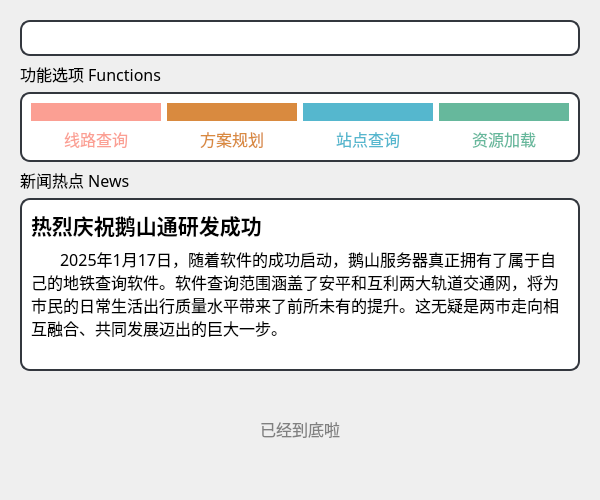
First picture: the form in window/ui/main.ui, repository EveningCity/EST-Software_For_Subway, before the edit.
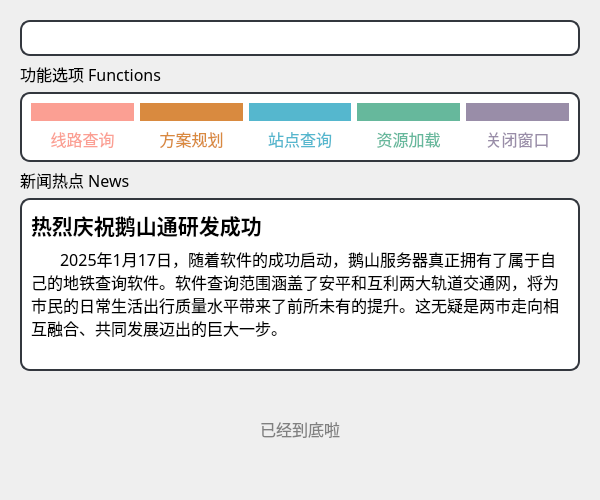
Second picture: the form after the edit. Icons and pictures are not drawn.

```diff
--- a/window/ui/main.ui
+++ b/window/ui/main.ui
@@ -473,6 +473,69 @@
             </item>
            </layout>
           </item>
+          <item>
+           <layout class="QVBoxLayout" name="verticalLayout_8">
+            <item>
+             <widget class="QPushButton" name="clear">
+              <property name="sizePolicy">
+               <sizepolicy hsizetype="Expanding" vsizetype="Expanding">
+                <horstretch>0</horstretch>
+                <verstretch>0</verstretch>
+               </sizepolicy>
+              </property>
+              <property name="styleSheet">
+               <string notr="true">QPushButton {
+	border-radius: 10px;
+	border: 2px solid rgb(153,141,168);
+    background-color: rgb(153,141,168);     
+}
+QPushButton:hover {
+    background-color: rgb(143,131,158);
+}
+QPushButton:pressed {
+	border: 2px solid rgb(143,131,158);
+    background-color: rgb(143,131,158);
+}</string>
+              </property>
+              <property name="text">
+               <string/>
+              </property>
+              <property name="icon">
+               <iconset>
+                <normaloff>clear.png</normaloff>clear.png</iconset>
+              </property>
+              <property name="iconSize">
+               <size>
+                <width>40</width>
+                <height>40</height>
+               </size>
+              </property>
+             </widget>
+            </item>
+            <item>
+             <widget class="QLabel" name="label_11">
+              <property name="font">
+               <font>
+                <family>微软雅黑</family>
+                <pointsize>12</pointsize>
+               </font>
+              </property>
+              <property name="styleSheet">
+               <string notr="true">color: rgb(153,141,168);</string>
+              </property>
+              <property name="text">
+               <string>关闭窗口</string>
+              </property>
+              <property name="textFormat">
+               <enum>Qt::AutoText</enum>
+              </property>
+              <property name="alignment">
+               <set>Qt::AlignCenter</set>
+              </property>
+             </widget>
+            </item>
+           </layout>
+          </item>
          </layout>
         </widget>
        </item>
```
